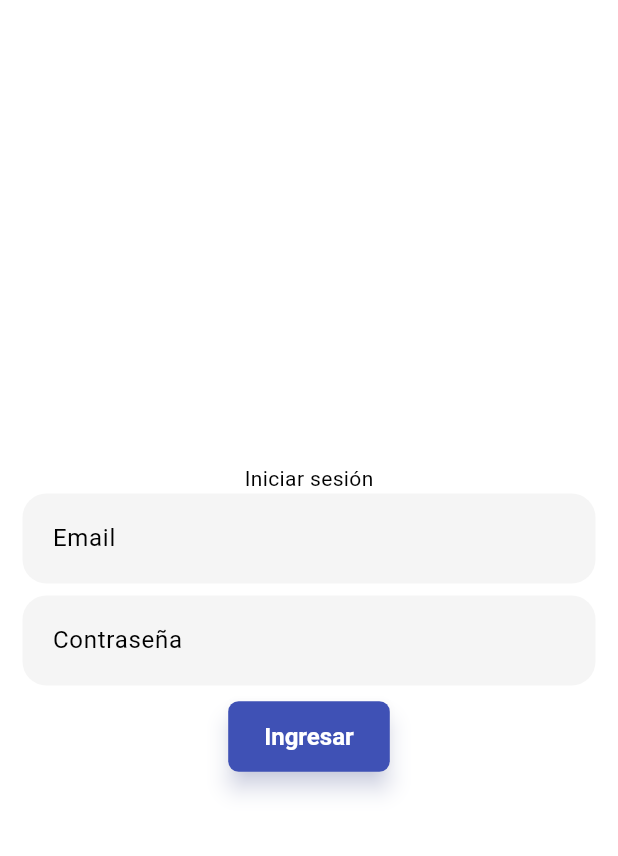
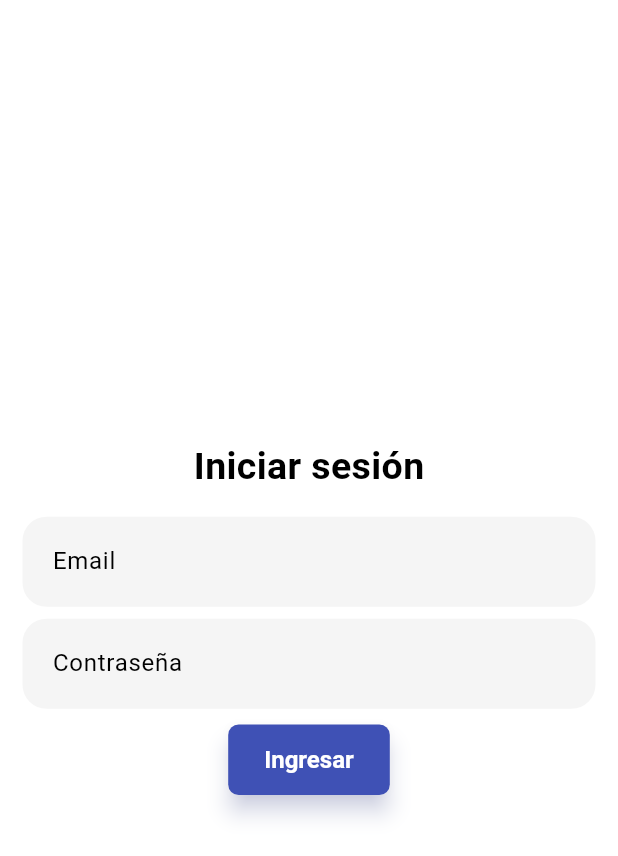
Before and after one commit to andersonflorez/app_sale_ticket, a Flutter app: the screen it shows after launch, on a phone screen of 412 x 824 dp. Shown: the top 856 px of the screen. Run offline on Flutter 3.47's test engine with Material 3 defaults, Android fonts, the phone set to English and light mode, and no system bars; our stand-ins replace cloud_firestore, dio, firebase_auth, firebase_core, fl_chart, go_router and 2 more; missing offline and left inert: mobile_scanner; accounts and stored records are empty.

Commit message:
ajuste login

```diff
--- a/lib/src/screens/login_screen.dart
+++ b/lib/src/screens/login_screen.dart
@@ -14,9 +14,14 @@ class _LoginScreenState extends State<LoginScreen> {
   final _emailController = TextEditingController();
   final _passwordController = TextEditingController();
   String error = '';
+  bool loading = false;
 
   Future<void> login() async {
     try {
+      setState(() {
+        loading = true;
+      });
+      await Future.delayed(Duration(seconds: 5));
       await FirebaseAuth.instance.signInWithEmailAndPassword(
         email: _emailController.text.trim(),
         password: _passwordController.text.trim(),
@@ -26,18 +31,22 @@ class _LoginScreenState extends State<LoginScreen> {
       if (e.code == 'user-not-found') {
         setState(() {
           error = 'Correo electrónico no registrado';
+          loading = false;
         });
       } else if (e.code == 'invalid-email') {
         setState(() {
           error = 'Correo electrónico invalido';
+          loading = false;
         });
       } else if (e.code == 'wrong-password') {
         setState(() {
           error = 'Contraseña incorrecta';
+          loading = false;
         });
       } else {
         setState(() {
           error = e.message ?? 'Login error';
+          loading = false;
         });
       }
     }
@@ -53,12 +62,23 @@ class _LoginScreenState extends State<LoginScreen> {
             child: Column(
               mainAxisAlignment: MainAxisAlignment.center,
               children: [
-                const Text('Iniciar sesión'),
+                const Text(
+                  'Iniciar sesión',
+                  style: TextStyle(
+                    fontSize: 25,
+                    fontWeight: FontWeight.bold,
+                  ),
+                ),
+                const SizedBox(
+                  height: 15,
+                ),
                 TextField(
-                    decoration: const InputDecoration(
-                      labelText: 'Email',
-                    ),
-                    controller: _emailController),
+                  decoration: const InputDecoration(
+                    labelText: 'Email',
+                  ),
+                  controller: _emailController,
+                  keyboardType: TextInputType.emailAddress,
+                ),
                 const SizedBox(
                   height: 8,
                 ),
@@ -71,7 +91,13 @@ class _LoginScreenState extends State<LoginScreen> {
                 const SizedBox(
                   height: 10,
                 ),
-                ElevatedButton(onPressed: login, child: const Text('Ingresar')),
+                if (loading == false)
+                  ElevatedButton(
+                      onPressed: login, child: const Text('Ingresar'))
+                else
+                  const Center(
+                    child: CircularProgressIndicator(),
+                  ),
                 if (error.isNotEmpty)
                   const SizedBox(
                     height: 15,
```
